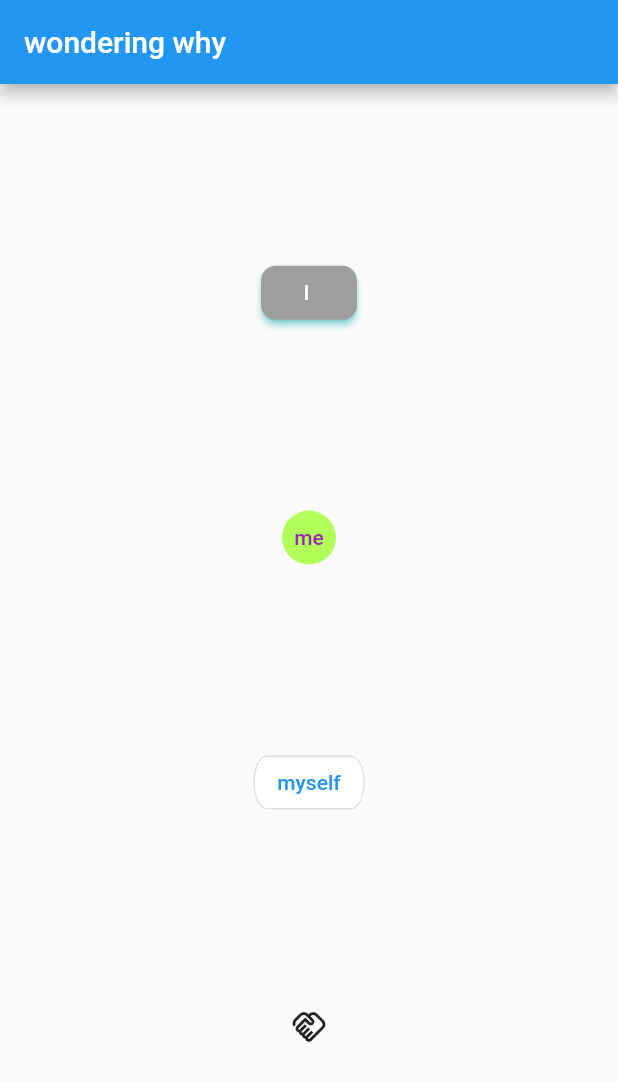
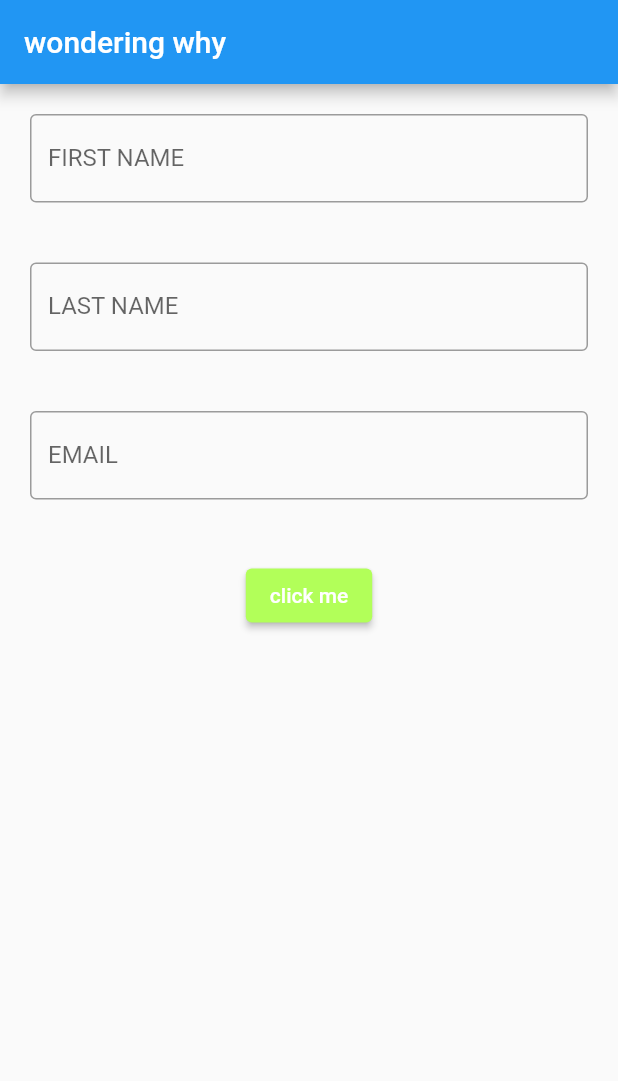
Before and after one commit to FaizaNuha/basic_flutter, a Flutter app: the screen it shows after launch, on a phone screen of 412 x 824 dp. Shown: the top 1081 px of the screen. Run offline on Flutter 3.47's test engine with Material 2 defaults, Android fonts, the phone set to English and light mode, and no system bars.

Commit message:
alert dialogue, text field

```diff
--- a/lib/main.dart
+++ b/lib/main.dart
@@ -32,6 +32,27 @@ class Mytohome extends StatelessWidget{
     );
   }
 
+  MyAlertDialog(context){
+    return showDialog(context: context,
+        builder: (BuildContext context){
+          return Expanded(child: AlertDialog(
+            title:Text("Alert !"),
+            content: Text("do you really want to delete "),
+            actions: [
+              TextButton(onPressed: (){
+
+                MySnackBar("deleted", context);
+                Navigator.of(context).pop();
+                },
+                child: Text("Yes"),),
+          TextButton(onPressed: (){Navigator.of(context).pop();}, child: Text("No"))
+
+
+          ],
+          ));
+        });
+  }
+
   @override
   Widget build(BuildContext context) {
      return Scaffold(
@@ -40,57 +61,54 @@ class Mytohome extends StatelessWidget{
         ),
        body: Center(
          child: Column(
-           mainAxisAlignment: MainAxisAlignment.spaceEvenly,
+           mainAxisAlignment: MainAxisAlignment.start,
            children: [
 
-             ElevatedButton(onPressed: (){
-               MySnackBar("elevatred button", context);
-             }, child: Text("I "),
-               style: ElevatedButton.styleFrom(
-                 backgroundColor: Colors.grey,
-                 shadowColor: Colors.cyanAccent,
-                 shape: RoundedRectangleBorder(
-                   borderRadius: BorderRadius.circular(10)
-                 )
+             Padding(padding: EdgeInsets.all(20),
+               child:
+                 TextField(
+                   decoration: InputDecoration(
+                     labelText: 'FIRST NAME ',
+                     border: OutlineInputBorder()
+                   ),
+                 ),
+
+             ),
+             Padding(padding: EdgeInsets.all(20),
+               child:
+               TextField(
+                 decoration: InputDecoration(
+                     labelText: 'LAST NAME ',
+                     border: OutlineInputBorder()
+                 ),
                ),
+
+             ),
+             Padding(padding: EdgeInsets.all(20),
+               child:
+               TextField(
+                 decoration: InputDecoration(
+                     labelText: 'EMAIL ',
+                     border: OutlineInputBorder()
+                 ),
+               ),
+
              ),
 
 
-             TextButton(onPressed: (){MySnackBar("Text button", context);},
-                 child: Text("me"),
-               style: TextButton.styleFrom(
-                 backgroundColor: Colors.lightGreenAccent,
-                 shape:CircleBorder(),
-                 padding: EdgeInsets.all(5),
-                 foregroundColor: Colors.purple,
-                 )
+             Padding(
+               padding:  EdgeInsets.all(20),
+               child: ElevatedButton(onPressed: (){MyAlertDialog(context);},
+                   child: Text("click me"),
+                 style: ElevatedButton.styleFrom(
+                   backgroundColor: Colors.lightGreenAccent,
+                   maximumSize: Size(double.infinity, 60)
+                 ),
                ),
-
-             OutlinedButton(onPressed: (){
-               MySnackBar("Outlined button", context);
-             }, child: Text("myself"),
-               style: OutlinedButton.styleFrom(
-                 backgroundColor: Colors.white,
-                 shape: RoundedRectangleBorder(
-                   borderRadius: BorderRadius.all(Radius.elliptical(10, 20))
-                 )
-               ),
-             ),
-
-             IconButton(onPressed: (){
-               MySnackBar("Icon button", context);
-             },
-               icon: Icon(Icons.handshake_outlined),
-               style: IconButton.styleFrom(
-                 shape: RoundedRectangleBorder(
-                   borderRadius: BorderRadius.all(Radius.circular(20))
-                 )
-               ),
-             ),
-
+             )
            ],
          ),
-       ) ,
+       )
      );
   }
 
```
